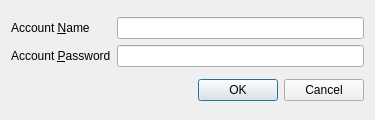
Before: the Qt Designer form UI/passwordprompt.ui in xloem/spot-on-svn, drawn with Qt 5.
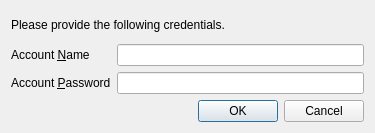
After: the same form once the commit is applied. Icons and pictures are not drawn.

Commit message: Request authentication credentials. Use qstrlen() and qstrnlen() instead of strlen().

Patch:
```diff
--- a/UI/passwordprompt.ui
+++ b/UI/passwordprompt.ui
@@ -7,7 +7,7 @@
     <x>0</x>
     <y>0</y>
     <width>375</width>
-    <height>120</height>
+    <height>133</height>
    </rect>
   </property>
   <property name="windowTitle">
@@ -18,6 +18,13 @@
     <normaloff>:/Logo/spoton-button-32.png</normaloff>:/Logo/spoton-button-32.png</iconset>
   </property>
   <layout class="QVBoxLayout" name="verticalLayout">
+   <item>
+    <widget class="QLabel" name="label_3">
+     <property name="text">
+      <string>Please provide the following credentials.</string>
+     </property>
+    </widget>
+   </item>
    <item>
     <layout class="QGridLayout" name="gridLayout">
      <item row="0" column="0">
```
The commit also changes 9 other files.
